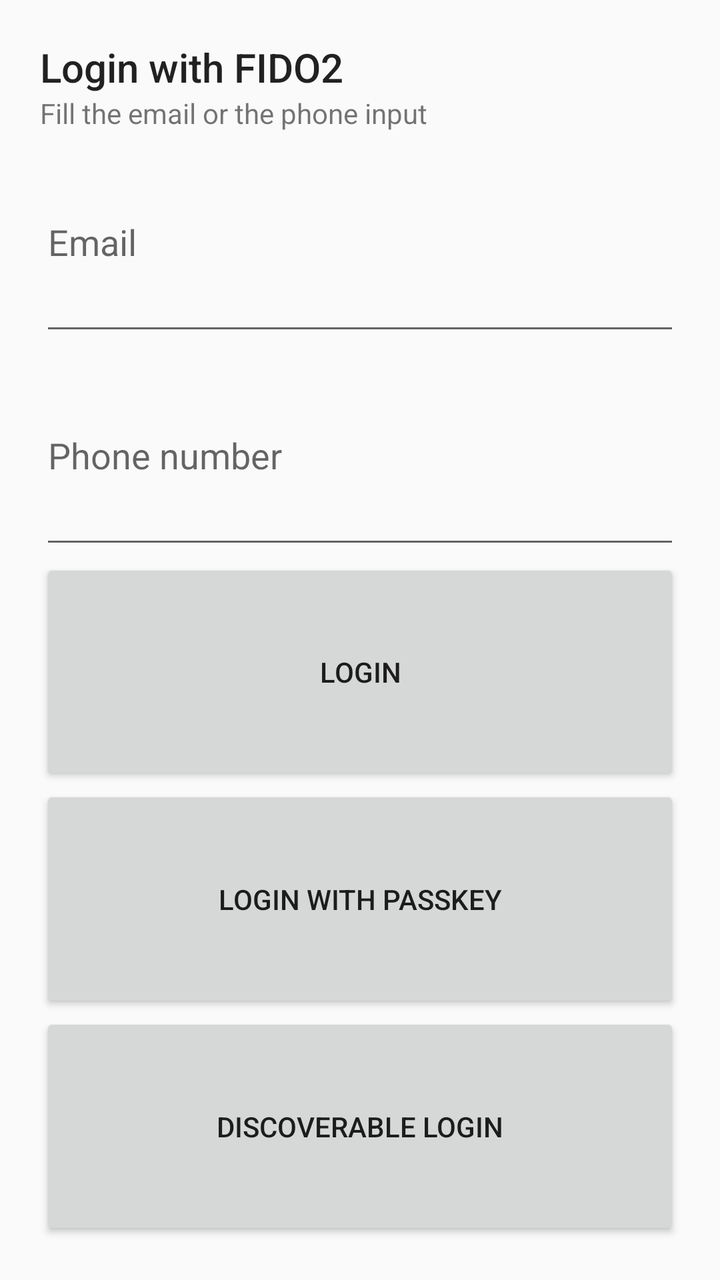
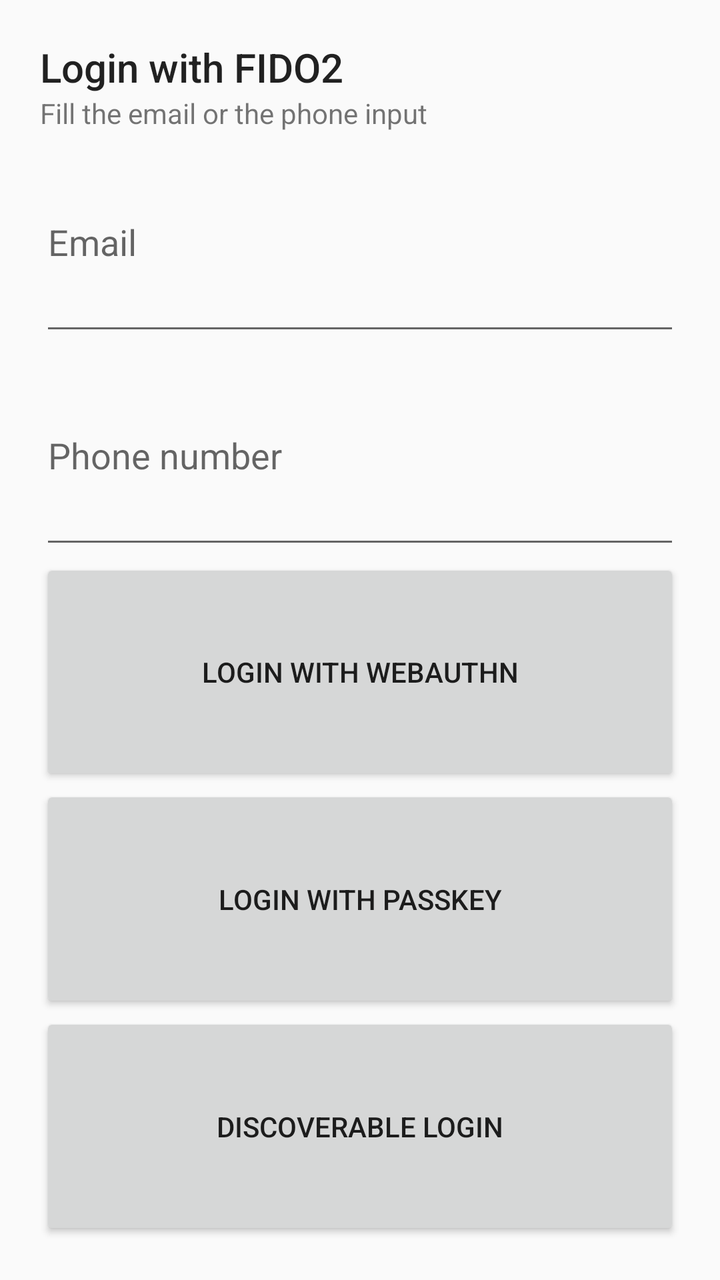

Two renders of the same Android screen: before a commit and after it. Below are the layout's source before the change and the commit's diff.
<!-- AndroidManifest.xml: application theme AppTheme -->
<!-- res/layout/webauthn_login.xml -->
<?xml version="1.0" encoding="utf-8"?>
<LinearLayout xmlns:android="http://schemas.android.com/apk/res/android"
    android:layout_width="match_parent"
    android:layout_height="match_parent"
    android:orientation="vertical"
    android:padding="20dp">

    <TextView
        android:id="@+id/title"
        style="@style/TextAppearance.Widget.AppCompat.Toolbar.Title"
        android:layout_width="match_parent"
        android:layout_height="wrap_content"
        android:text="@string/login_with_fido2" />

    <TextView
        android:id="@+id/instructions"
        android:layout_width="match_parent"
        android:layout_height="wrap_content"
        android:text="@string/fill_email_or_phone" />

    <EditText
        android:id="@+id/webAuthnEmail"
        android:layout_width="match_parent"
        android:layout_height="wrap_content"
        android:layout_weight="1"
        android:hint="@string/email"
        android:importantForAutofill="no"
        android:inputType="textEmailAddress"
        android:lines="1" />

    <EditText
        android:id="@+id/webAuthnPhoneNumber"
        android:layout_width="match_parent"
        android:layout_height="wrap_content"
        android:layout_weight="1"
        android:hint="@string/phone_number"
        android:importantForAutofill="no"
        android:inputType="phone"
        android:lines="1" />

    <Button
        android:id="@+id/loginWithWebAuthn"
        android:layout_width="match_parent"
        android:layout_height="wrap_content"
        android:layout_weight="1"
        android:text="@string/login" />

    <Button
            android:id="@+id/loginWithPasskey"
            android:layout_width="match_parent"
            android:layout_height="wrap_content"
            android:layout_weight="1"
            android:text="@string/login_with_passkey" />

    <Button
        android:id="@+id/discoverableLogin"
        android:layout_width="match_parent"
        android:layout_height="wrap_content"
        android:layout_weight="1"
        android:text="@string/discoverable_login" />
</LinearLayout>
<!-- resources referenced by this layout -->
<resources>
  <string name="discoverable_login">Discoverable login</string>
  <string name="email">Email</string>
  <string name="fill_email_or_phone">Fill the email or the phone input</string>
  <string name="login">Login</string>
  <string name="login_with_fido2">Login with FIDO2</string>
  <string name="login_with_passkey">Login with Passkey</string>
  <string name="phone_number">Phone number</string>
  <style name="AppTheme" parent="Theme.AppCompat.Light.DarkActionBar">
          
          <item name="colorPrimary">@color/colorPrimary</item>
          <item name="colorPrimaryDark">@color/colorPrimaryDark</item>
          <item name="colorAccent">@color/colorAccent</item>
      </style>
  <color name="colorPrimary">#00c24a</color>
  <color name="colorPrimaryDark">#00574B</color>
  <color name="colorAccent">#D81B60</color>
</resources>

<!-- the commit's change to res/layout/webauthn_login.xml (unified diff, before → after) -->
@@ -43,7 +43,7 @@
         android:layout_width="match_parent"
         android:layout_height="wrap_content"
         android:layout_weight="1"
-        android:text="@string/login" />
+        android:text="@string/login_with_webauthn" />
 
     <Button
             android:id="@+id/loginWithPasskey"
<!-- resource entries referenced after the edit -->
@@ -3,9 +3,9 @@
   <string name="discoverable_login">Discoverable login</string>
   <string name="email">Email</string>
   <string name="fill_email_or_phone">Fill the email or the phone input</string>
-  <string name="login">Login</string>
   <string name="login_with_fido2">Login with FIDO2</string>
   <string name="login_with_passkey">Login with Passkey</string>
+  <string name="login_with_webauthn">Login with WebAuthn</string>
   <string name="phone_number">Phone number</string>
   <style name="AppTheme" parent="Theme.AppCompat.Light.DarkActionBar">
           
